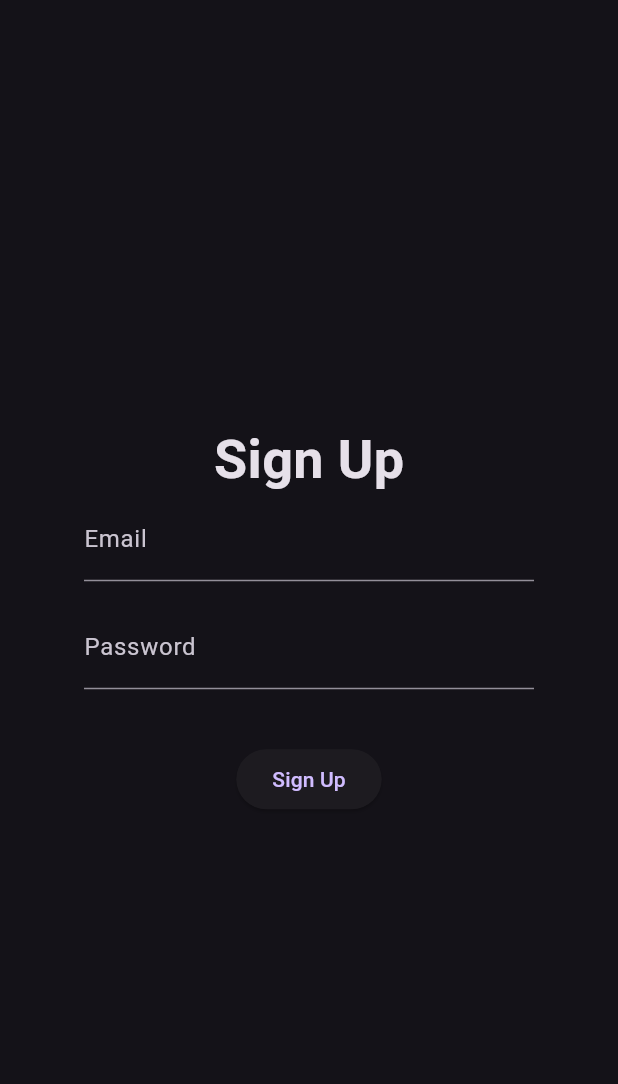
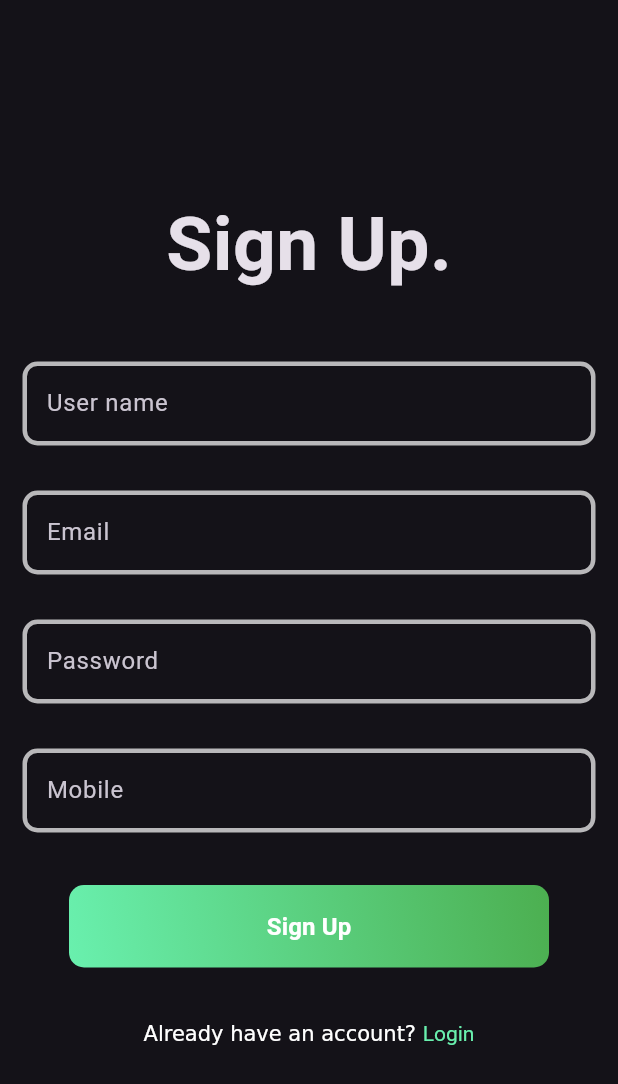
Before and after one commit to Shiva-Shankar-Dev/ecom_app, a Flutter app: the SignUpPage screen opened by its route, on a phone screen of 412 x 824 dp. Shown: the top 1084 px of the screen. Run offline on Flutter 3.47's test engine with Material 3 defaults, Android fonts, the phone set to English and light mode, and no system bars; our stand-ins replace firebase_auth, firebase_core; accounts and stored records are empty.

Commit message:
initial commit

```diff
--- a/lib/main.dart
+++ b/lib/main.dart
@@ -1,3 +1,4 @@
+import 'package:ecom_app/screens/otp_page.dart';
 import 'package:firebase_core/firebase_core.dart';
 import 'package:flutter/material.dart';
 import 'screens/login_page.dart';
@@ -30,6 +31,7 @@ class MyApp extends StatelessWidget {
         '/signup': (context) => SignUpPage(),
         '/home': (context) => HomePage(),
         '/mobile': (context) => MobileLoginPage(),
+        '/otp': (context) => OtpPage(verificationId: null),
       },
     );
   }
--- a/lib/screens/signup_page.dart
+++ b/lib/screens/signup_page.dart
@@ -1,5 +1,8 @@
 import 'package:firebase_auth/firebase_auth.dart';
+import 'package:flutter/gestures.dart';
 import 'package:flutter/material.dart';
+import '../widgets/auth_text_field.dart';
+import '../widgets/auth_button.dart';
 
 var uname = '';
 var pass = '';
@@ -28,6 +31,7 @@ class _SignUpPage extends State<SignUpPage> {
   final mobileController = TextEditingController();
   final _formKey = GlobalKey<FormState>();
   void dispose() {
+    super.dispose();
     fullNameController.dispose();
     emailController.dispose();
     passwordController.dispose();
@@ -37,55 +41,96 @@ class _SignUpPage extends State<SignUpPage> {
   @override
   Widget build(BuildContext context) {
     return Scaffold(
-      body: Center(
+      body: SingleChildScrollView(
+        child: Container(
+          height: MediaQuery.of(context).size.height,
+          alignment: Alignment.center,
           child: Form(
             key: _formKey,
             child: Column(
               mainAxisSize: MainAxisSize.min,
+              mainAxisAlignment: MainAxisAlignment.center,
               children: [
                 Text(
-                'Sign Up',
-                style: TextStyle(fontSize: 36, fontWeight: FontWeight.bold),
+                  'Sign Up.',
+                  style: TextStyle(fontSize: 50, fontWeight: FontWeight.bold),
                 ),
-              SizedBox(
-                width: 300,
-                child: TextFormField(
-                  decoration: InputDecoration(labelText: 'Email'),
+                SizedBox(height: 27),
+                Form(
+                  child: Column(
+                    children: [
+                      AuthTextField(
+                        hintText: 'User name',
+                        controller: fullNameController,
                         validator: (value) {
                           if (value == null || value.isEmpty) {
-                      return 'Please enter your email';
+                            return 'Username cannot be empty';
                           }
-                    uname = value;
                           return null;
                         },
                       ),
-              ),
-              SizedBox(height: 16),
-              SizedBox(
-                width: 300,
-                child: TextFormField(
-                  obscureText: true,
-                  decoration: InputDecoration(labelText: 'Password'),
+                      AuthTextField(
+                        hintText: 'Email',
+                        controller: emailController,
                         validator: (value) {
                           if (value == null || value.isEmpty) {
-                      return 'Please enter your password';
+                            return 'Email cannot be empty';
                           }
-                    pass = value;
                           return null;
                         },
                       ),
+                      AuthTextField(
+                        hintText: 'Password',
+                        controller: passwordController,
+                        hide: true,
+                        validator: (value) {
+                          if (value == null || value.isEmpty) {
+                            return 'Password cannot be empty';
+                          }
+                          return null;
+                        },
                       ),
-              SizedBox(height: 36),
-              ElevatedButton(
+                      AuthTextField(
+                        hintText: 'Mobile',
+                        controller: mobileController,
+                        validator: (value) {
+                          if (value == null || value.isEmpty) {
+                            return 'Mobile cannot be empty';
+                          }
+                          return null;
+                        },
+                      ),
+                    ],
+                  ),
+                ),
+
+                SizedBox(height: 20),
+                AuthButton(
+                  hintText: 'Sign Up',
                   onPressed: () {
                     if (_formKey.currentState!.validate()) {
-                    signUp(uname, pass);
                       Navigator.pushNamed(context, '/home');
                     }
                   },
-                child: Text('Sign Up'),
+                ),
+                SizedBox(height: 36),
+                RichText(
+                  text: TextSpan(
+                    text: 'Already have an account? ',
+                    children: [
+                      TextSpan(
+                        text: 'Login',
+                        style: TextStyle(color: Colors.greenAccent),
+                        recognizer: TapGestureRecognizer()
+                          ..onTap = () {
+                            Navigator.pushNamed(context, '/');
+                          },
                       ),
                     ],
+                  ),
+                ),
+              ],
+            ),
           ),
         ),
       ),
--- /dev/null
+++ b/lib/widgets/auth_button.dart
@@ -0,0 +1,37 @@
+import 'package:flutter/material.dart';
+
+// ignore: must_be_immutable
+class AuthButton extends StatelessWidget {
+  AuthButton({super.key, required this.hintText, required this.onPressed});
+  String hintText;
+  VoidCallback onPressed;
+  @override
+  Widget build(BuildContext context) {
+    return Container(
+      decoration: BoxDecoration(
+        gradient: const LinearGradient(
+          colors: [Colors.greenAccent, Colors.green],
+          begin: Alignment.bottomLeft,
+          end: Alignment.topRight,
+        ),
+        borderRadius: BorderRadius.circular(10),
+      ),
+      child: ElevatedButton(
+        onPressed: onPressed,
+        style: ElevatedButton.styleFrom(
+          fixedSize: const Size(320, 55),
+          shadowColor: Colors.transparent,
+          backgroundColor: Colors.transparent,
+        ),
+        child: Text(
+          hintText,
+          style: TextStyle(
+            fontWeight: FontWeight.bold,
+            color: Colors.white,
+            fontSize: 16,
+          ),
+        ),
+      ),
+    );
+  }
+}
--- /dev/null
+++ b/lib/widgets/auth_text_field.dart
@@ -0,0 +1,45 @@
+import 'package:flutter/material.dart';
+
+// ignore: must_be_immutable
+class AuthTextField extends StatelessWidget {
+  AuthTextField({
+    super.key,
+    required this.hintText,
+    required this.controller,
+    this.hide = false,
+    this.validator,
+  });
+  final String? Function(String?)? validator;
+  String hintText;
+  bool hide;
+  TextEditingController controller;
+  @override
+  Widget build(BuildContext context) {
+    return SingleChildScrollView(
+      child: Padding(
+        padding: const EdgeInsets.all(15.0),
+        child: TextFormField(
+          obscureText: hide,
+          decoration: InputDecoration(
+            hintText: hintText,
+            enabledBorder: OutlineInputBorder(
+              borderRadius: BorderRadius.circular(10),
+              borderSide: BorderSide(color: Colors.white70, width: 3),
+            ),
+            focusedBorder: OutlineInputBorder(
+              borderRadius: BorderRadius.circular(10),
+              borderSide: BorderSide(color: Colors.greenAccent, width: 3),
+            ),
+          ),
+          controller: controller,
+          validator: (value) {
+            if (value == null || value.isEmpty) {
+              return 'please enter your mobile number';
+            }
+            return null;
+          },
+        ),
+      ),
+    );
+  }
+}
```
Also changed, not shown: lib/screens/login_page.dart (+30 -46 lines), lib/screens/mobile_login_page.dart (+45 -12 lines), lib/screens/otp_page.dart (added, +42 -0 lines), lib/services/firebase_auth.dart (added, +70 -0 lines). Lines whose indentation alone changed are shown as unchanged.
